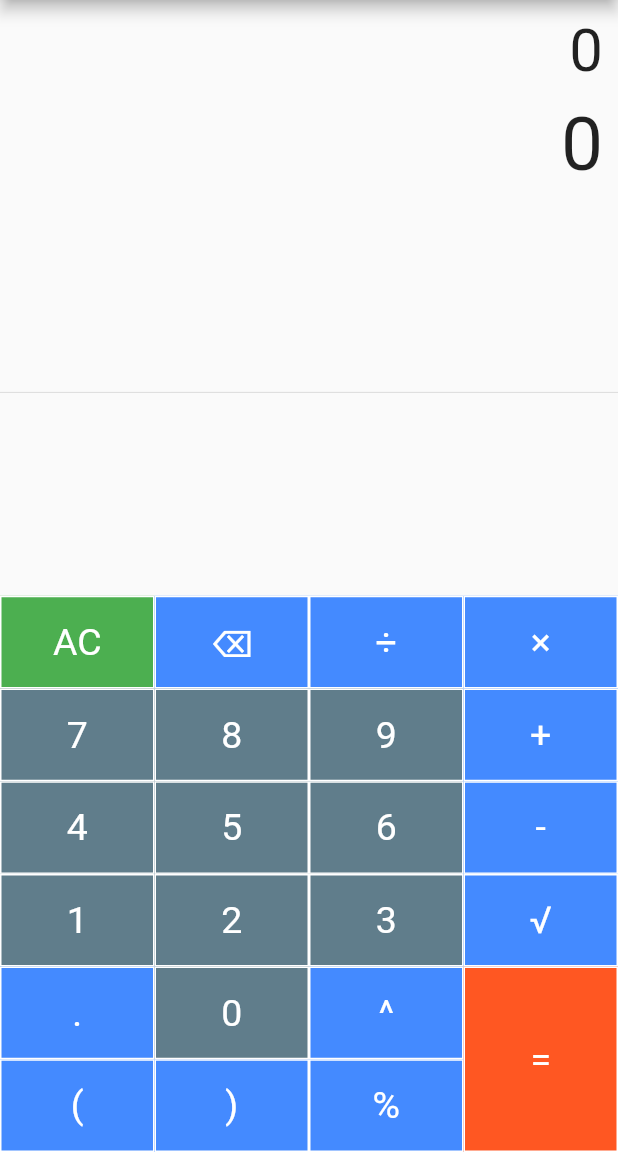
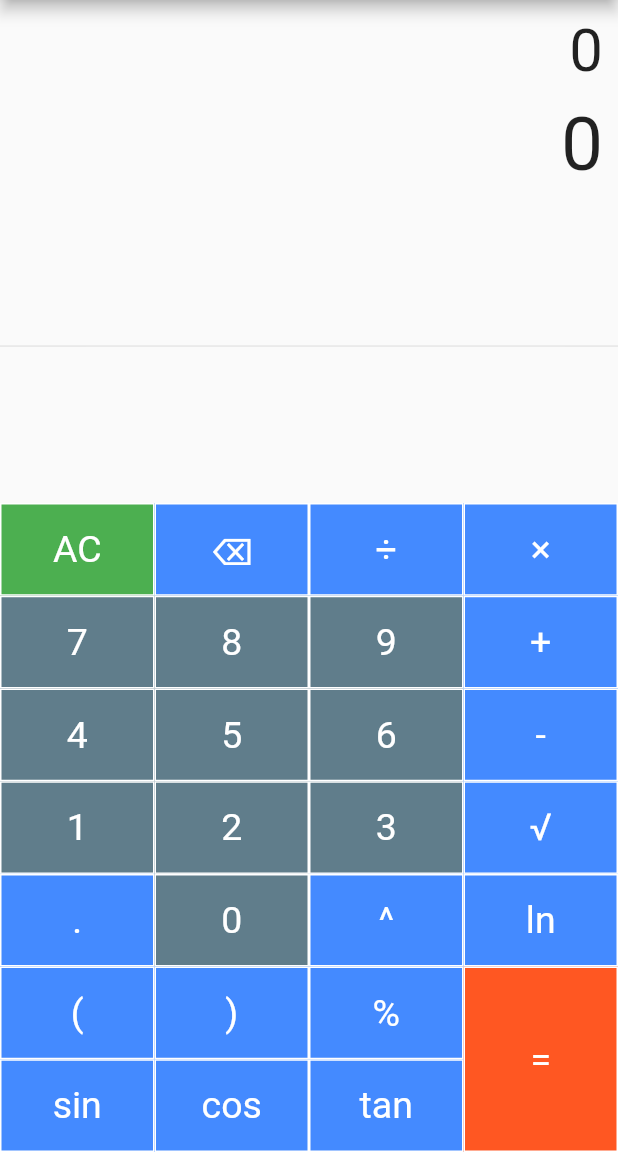
Before and after one commit to Bhuvneesh-Sayal/Calculator-using-flutter, a Flutter app: the screen it shows after launch, on a phone screen of 412 x 824 dp, the part 84-1236 px from its top. Run offline on Flutter 3.47's test engine with Material 2 defaults, Android fonts, the phone set to English and light mode, and no system bars; our stand-ins replace math_expressions.

Commit message:
Added functionality to calculate trignometric func. and natural log

```diff
--- a/lib/main.dart
+++ b/lib/main.dart
@@ -192,6 +192,15 @@ class _CalcState extends State<Calc> {
 
                         ]
                     ),
+
+                    TableRow(
+                        children: [
+                          buildButton("sin", 1, Colors.blueAccent),
+                          buildButton("cos", 1, Colors.blueAccent),
+                          buildButton("tan", 1, Colors.blueAccent),
+
+                        ]
+                    ),
                   ],
                 ),
               ),
@@ -226,6 +235,12 @@ class _CalcState extends State<Calc> {
 
                     TableRow(
                         children: [
+                          buildButton("ln", 1, Colors.blueAccent),
+                        ]
+                    ),
+
+                    TableRow(
+                        children: [
                           buildButton("=", 2, Colors.deepOrange),
                         ]
                     ),
```
